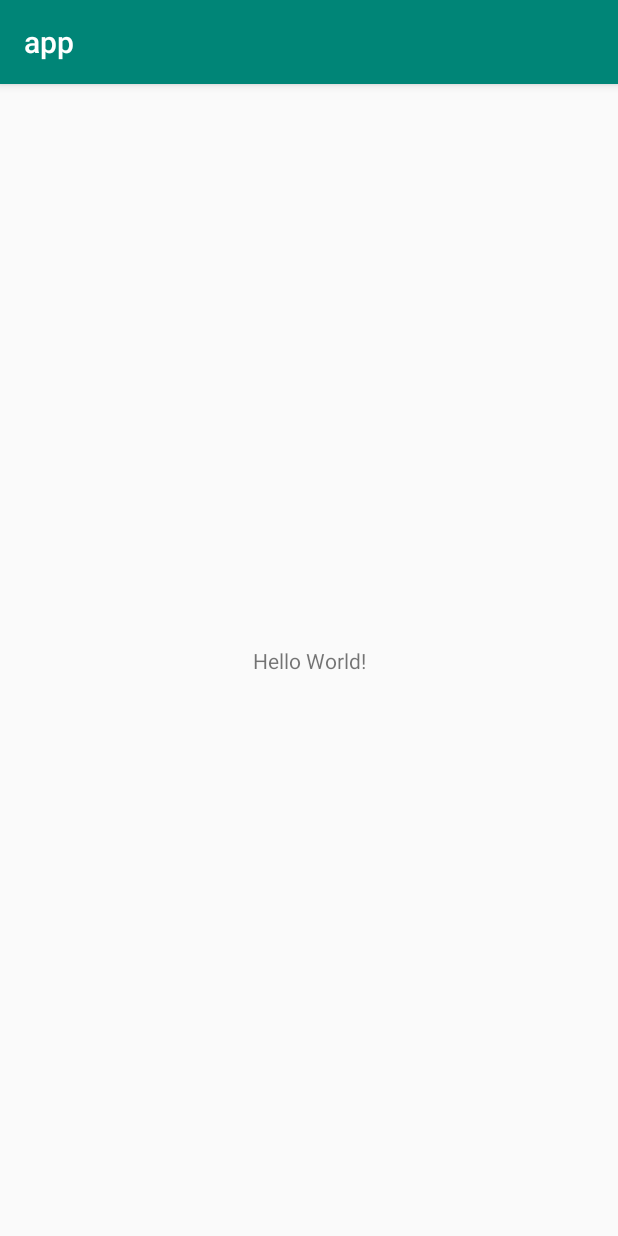
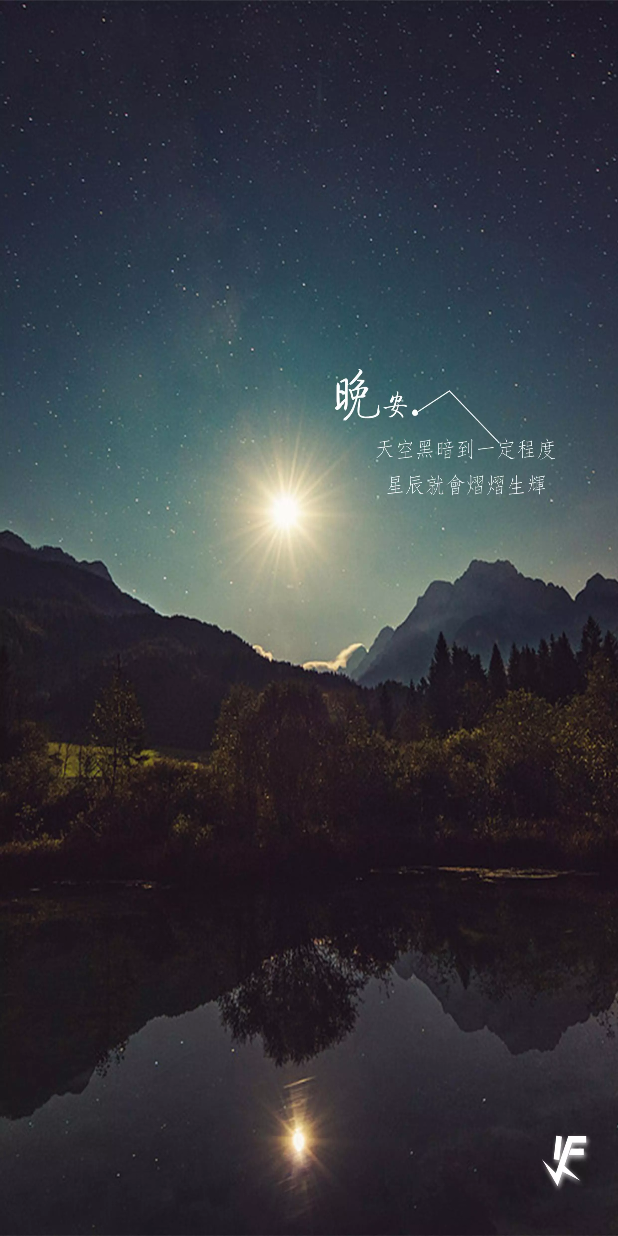
Before and after one commit to smaboy/InifiniteCycleAd, an Android app: the screen it shows after launch (MainActivity), on a phone screen of 412 x 824 dp. Run offline under Robolectric (Android 15) with nearby library versions, the light colour scheme and no system bars.

Commit message:
设置viewpager数据

```diff
--- a/app/src/main/java/com/example/smaboy/app/MainActivity.java
+++ b/app/src/main/java/com/example/smaboy/app/MainActivity.java
@@ -2,12 +2,45 @@ package com.example.smaboy.app;
 
 import android.support.v7.app.AppCompatActivity;
 import android.os.Bundle;
+import android.view.View;
+import android.view.Window;
+
+import com.example.smaboy.app.adapter.InfiniteCycleAdapter;
+import com.example.smaboy.app.view.InfiniteCycleViewPager;
+
+import java.util.ArrayList;
+import java.util.Arrays;
 
 public class MainActivity extends AppCompatActivity {
+
+    private InfiniteCycleViewPager viewpager;
 
     @Override
     protected void onCreate(Bundle savedInstanceState) {
         super.onCreate(savedInstanceState);
+
+        //隐藏标题栏
+        if (getSupportActionBar() != null){
+            getSupportActionBar().hide();
+        }
+
         setContentView(R.layout.activity_main);
+
+
+
+
+        viewpager=findViewById(R.id.viewpager);
+
+
+        //模拟数据
+        ArrayList<Integer> data=new ArrayList<>();
+        data.add(R.drawable.t01);
+        data.add(R.drawable.t02);
+        data.add(R.drawable.t03);
+        data.add(R.drawable.t04);
+        data.add(R.drawable.t05);
+
+        //设置数据
+        viewpager.setAdapter(new InfiniteCycleAdapter(this,data));
     }
 }
--- a/app/src/main/java/com/example/smaboy/app/adapter/InfiniteCycleAdapter.java
+++ b/app/src/main/java/com/example/smaboy/app/adapter/InfiniteCycleAdapter.java
@@ -1,12 +1,63 @@
 package com.example.smaboy.app.adapter;
 
-import android.widget.BaseAdapter;
+import android.content.Context;
+import android.support.annotation.NonNull;
+import android.support.annotation.Nullable;
+import android.support.v4.view.PagerAdapter;
+import android.view.View;
+import android.view.ViewGroup;
+import android.widget.ImageView;
+import android.widget.TextView;
+
+import com.example.smaboy.app.MainActivity;
+
+import java.util.ArrayList;
 
 /**
  * 类名: InfiniteCycleAdapter
- * 类作用描述: java类作用描述
+ * 类作用描述: 无限循环滚动适配器
  * 作者: Smaboy
  * 创建时间: 2018/10/12 17:15
  */
-public class InfiniteCycleAdapter extends BaseAdapter {
+public class InfiniteCycleAdapter extends PagerAdapter {
+
+    private Context mContext;
+    private ArrayList<Integer> mData;
+
+    public InfiniteCycleAdapter(Context context, ArrayList<Integer> data) {
+        mContext=context;
+        mData=data;
+    }
+
+    @Override
+    public int getCount() {
+        return Integer.MAX_VALUE;
+    }
+
+
+    @Override
+    public boolean isViewFromObject(@NonNull View view, @NonNull Object o) {
+        return view==o;
+    }
+
+    @NonNull
+    @Override
+    public Object instantiateItem(@NonNull ViewGroup container, int position) {
+//        TextView iv = new TextView(mContext);
+//        iv.setText(position%mData.size()+"哈哈");
+//        container.addView(iv);
+        ImageView iv = new ImageView(mContext);
+        iv.setImageResource(mData.get(position%mData.size()));
+        iv.setScaleType(ImageView.ScaleType.FIT_XY);
+        container.addView(iv);
+        return iv;
+    }
+
+    @Override
+    public void destroyItem(@NonNull ViewGroup container, int position, @NonNull Object object) {
+//        super.destroyItem(container, position, object);
+        container.removeView((View) object);
+    }
+
+
 }
--- a/app/src/main/java/com/example/smaboy/app/view/InfiniteCycleViewPager.java
+++ b/app/src/main/java/com/example/smaboy/app/view/InfiniteCycleViewPager.java
@@ -1,12 +1,32 @@
 package com.example.smaboy.app.view;
 
+import android.content.Context;
+import android.support.annotation.NonNull;
+import android.support.annotation.Nullable;
 import android.support.v4.view.ViewPager;
+import android.util.AttributeSet;
 
 /**
  * 类名: InfiniteCycleViewPager
- * 类作用描述: java类作用描述
+ * 类作用描述: 自定义viewpager类
  * 作者: Smaboy
  * 创建时间: 2018/10/12 17:14
  */
 public class InfiniteCycleViewPager extends ViewPager {
+    public InfiniteCycleViewPager(@NonNull Context context) {
+        super(context);
+    }
+
+    public InfiniteCycleViewPager(@NonNull Context context, @Nullable AttributeSet attrs) {
+        super(context, attrs);
+    }
+
+
+    /**
+     * 提供一个开启滚动的方法
+     *
+     */
+
+
+
 }
--- a/app/src/main/res/layout/activity_main.xml
+++ b/app/src/main/res/layout/activity_main.xml
@@ -6,13 +6,18 @@
     android:layout_height="match_parent"
     tools:context=".MainActivity">
 
+    <com.example.smaboy.app.view.InfiniteCycleViewPager
+        android:id="@+id/viewpager"
+        android:layout_width="match_parent"
+        android:layout_height="wrap_content"/>
+
     <TextView
         android:layout_width="wrap_content"
         android:layout_height="wrap_content"
         android:text="Hello World!"
-        app:layout_constraintBottom_toBottomOf="parent"
         app:layout_constraintLeft_toLeftOf="parent"
         app:layout_constraintRight_toRightOf="parent"
-        app:layout_constraintTop_toTopOf="parent" />
+        app:layout_constraintTop_toBottomOf="@id/viewpager"
+        android:layout_marginTop="30dp"/>
 
 </android.support.constraint.ConstraintLayout>
```
Also changed, not shown: app/src/main/res/drawable-xhdpi/t01.webp (added), app/src/main/res/drawable-xhdpi/t02.webp (added), app/src/main/res/drawable-xhdpi/t03.webp (added), app/src/main/res/drawable-xhdpi/t04.webp (added), app/src/main/res/drawable-xhdpi/t05.webp (added), app/src/main/res/drawable/t02.webp (added), app/src/main/res/drawable/t03.webp (added), app/src/main/res/drawable/t04.webp (added), app/src/main/res/drawable/t05.webp (added), 1 other file.
